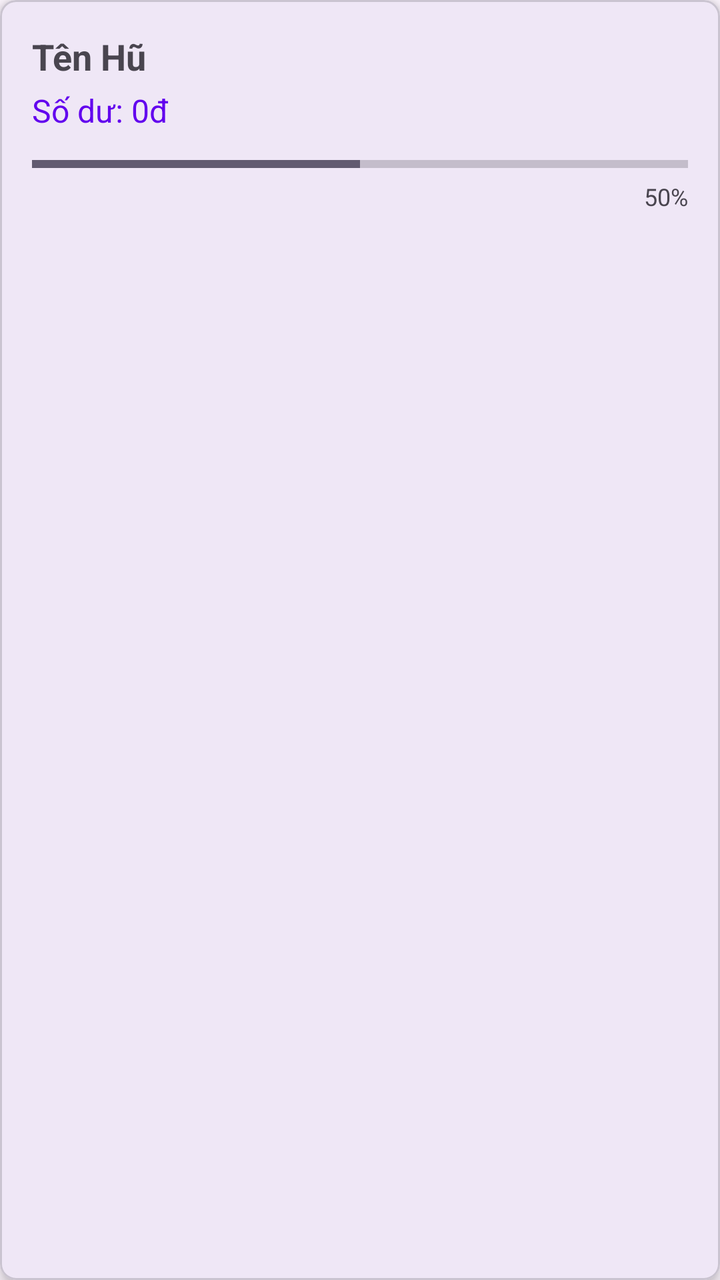
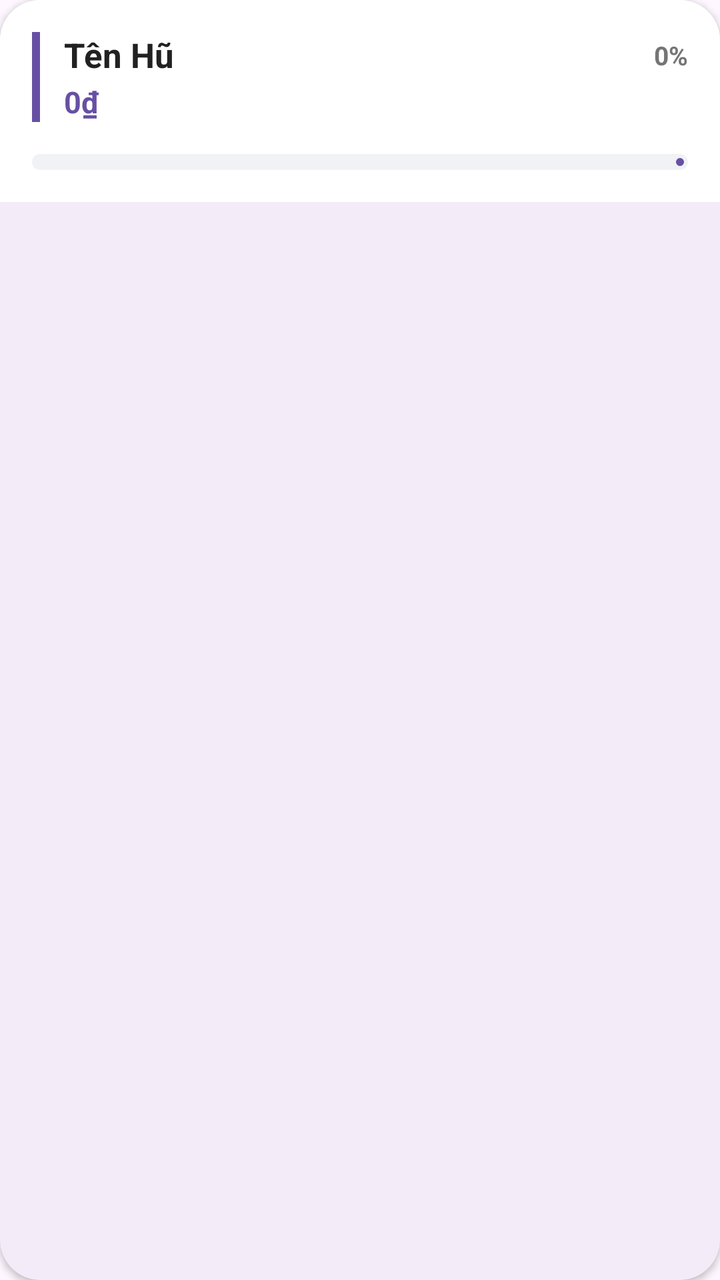

Screens rendered from an Android XML layout before and after an edit, with the pre-edit source and the edit as a unified diff.
<!-- AndroidManifest.xml: application theme Theme.HuChiTieu -->
<!-- res/layout/item_pot.xml -->
<?xml version="1.0" encoding="utf-8"?>
<com.google.android.material.card.MaterialCardView xmlns:android="http://schemas.android.com/apk/res/android"
    xmlns:app="http://schemas.android.com/apk/res-auto"
    android:layout_width="match_parent"
    android:layout_height="wrap_content"
    android:layout_margin="8dp"
    app:cardCornerRadius="8dp"
    app:cardElevation="4dp">

    <LinearLayout
        android:layout_width="match_parent"
        android:layout_height="wrap_content"
        android:orientation="vertical"
        android:padding="16dp">

        <TextView
            android:id="@+id/textViewPotName"
            android:layout_width="match_parent"
            android:layout_height="wrap_content"
            android:text="Tên Hũ"
            android:textSize="18sp"
            android:textStyle="bold" />

        <TextView
            android:id="@+id/textViewPotBalance"
            android:layout_width="match_parent"
            android:layout_height="wrap_content"
            android:layout_marginTop="4dp"
            android:text="Số dư: 0đ"
            android:textColor="@color/design_default_color_primary"
            android:textSize="16sp" />

        <ProgressBar
            android:id="@+id/progressBarPot"
            style="?android:attr/progressBarStyleHorizontal"
            android:layout_width="match_parent"
            android:layout_height="wrap_content"
            android:layout_marginTop="8dp"
            android:progress="50" />

        <TextView
            android:id="@+id/textViewPotPercent"
            android:layout_width="wrap_content"
            android:layout_height="wrap_content"
            android:layout_gravity="end"
            android:text="50%"
            android:textSize="12sp" />

    </LinearLayout>

</com.google.android.material.card.MaterialCardView>
<!-- resources referenced by this layout -->
<resources>
  <style name="Theme.HuChiTieu" parent="Base.Theme.HuChiTieu" />
  <style name="Base.Theme.HuChiTieu" parent="Theme.Material3.DayNight.NoActionBar">
          
          
      </style>
</resources>

<!-- the commit's change to res/layout/item_pot.xml (unified diff, before → after) -->
@@ -1,51 +1,83 @@
 <?xml version="1.0" encoding="utf-8"?>
 <com.google.android.material.card.MaterialCardView xmlns:android="http://schemas.android.com/apk/res/android"
     xmlns:app="http://schemas.android.com/apk/res-auto"
+    xmlns:tools="http://schemas.android.com/tools"
     android:layout_width="match_parent"
     android:layout_height="wrap_content"
-    android:layout_margin="8dp"
-    app:cardCornerRadius="8dp"
-    app:cardElevation="4dp">
+    android:layout_marginHorizontal="4dp"
+    android:layout_marginVertical="8dp"
+    app:cardCornerRadius="20dp"
+    app:cardElevation="2dp"
+    app:strokeWidth="0dp">
 
-    <LinearLayout
+    <androidx.constraintlayout.widget.ConstraintLayout
         android:layout_width="match_parent"
         android:layout_height="wrap_content"
-        android:orientation="vertical"
-        android:padding="16dp">
+        android:padding="16dp"
+        android:background="@color/white">
+
+        
+        <View
+            android:id="@+id/viewColorTag"
+            android:layout_width="4dp"
+            android:layout_height="0dp"
+            android:background="?attr/colorPrimary"
+            app:layout_constraintStart_toStartOf="parent"
+            app:layout_constraintTop_toTopOf="@+id/textViewPotName"
+            app:layout_constraintBottom_toBottomOf="@+id/textViewPotBalance" />
 
         <TextView
             android:id="@+id/textViewPotName"
-            android:layout_width="match_parent"
+            android:layout_width="0dp"
             android:layout_height="wrap_content"
+            android:layout_marginStart="12dp"
             android:text="Tên Hũ"
-            android:textSize="18sp"
-            android:textStyle="bold" />
+            android:textColor="#212121"
+            android:textSize="17sp"
+            android:textStyle="bold"
+            app:layout_constraintEnd_toStartOf="@+id/textViewPotPercent"
+            app:layout_constraintStart_toEndOf="@id/viewColorTag"
+            app:layout_constraintTop_toTopOf="parent" />
 
         <TextView
             android:id="@+id/textViewPotBalance"
-            android:layout_width="match_parent"
+            android:layout_width="0dp"
             android:layout_height="wrap_content"
-            android:layout_marginTop="4dp"
-            android:text="Số dư: 0đ"
-            android:textColor="@color/design_default_color_primary"
-            android:textSize="16sp" />
-
-        <ProgressBar
-            android:id="@+id/progressBarPot"
-            style="?android:attr/progressBarStyleHorizontal"
-            android:layout_width="match_parent"
-            android:layout_height="wrap_content"
-            android:layout_marginTop="8dp"
-            android:progress="50" />
+            android:layout_marginTop="2dp"
+            android:text="0₫"
+            android:textColor="?attr/colorPrimary"
+            android:textSize="15sp"
+            android:textStyle="bold"
+            app:layout_constraintStart_toStartOf="@+id/textViewPotName"
+            app:layout_constraintTop_toBottomOf="@+id/textViewPotName" />
 
         <TextView
             android:id="@+id/textViewPotPercent"
             android:layout_width="wrap_content"
             android:layout_height="wrap_content"
-            android:layout_gravity="end"
-            android:text="50%"
-            android:textSize="12sp" />
+            android:text="0%"
+            android:textColor="#757575"
+            android:textSize="13sp"
+            android:textStyle="bold"
+            app:layout_constraintBottom_toBottomOf="@+id/textViewPotName"
+            app:layout_constraintEnd_toEndOf="parent"
+            app:layout_constraintTop_toTopOf="@+id/textViewPotName" />
 
-    </LinearLayout>
+        <com.google.android.material.progressindicator.LinearProgressIndicator
+            android:id="@+id/progressBarPot"
+            android:layout_width="0dp"
+            android:layout_height="wrap_content"
+            android:layout_marginTop="16dp"
+            app:trackThickness="8dp"
+            app:trackCornerRadius="4dp"
+            app:trackColor="#F0F2F5"
+            app:indicatorColor="?attr/colorPrimary"
+            android:progress="40"
+            app:layout_constraintEnd_toEndOf="parent"
+            app:layout_constraintStart_toStartOf="parent"
+            app:layout_constraintTop_toBottomOf="@+id/textViewPotBalance"
+            app:layout_constraintBottom_toBottomOf="parent" />
+
+    </androidx.constraintlayout.widget.ConstraintLayout>
 
 </com.google.android.material.card.MaterialCardView>
<!-- resource entries referenced after the edit -->
@@ -1,5 +1,6 @@
 <!-- resources referenced by this layout -->
 <resources>
+  <color name="white">#FFFFFFFF</color>
   <style name="Theme.HuChiTieu" parent="Base.Theme.HuChiTieu" />
   <style name="Base.Theme.HuChiTieu" parent="Theme.Material3.DayNight.NoActionBar">
           
